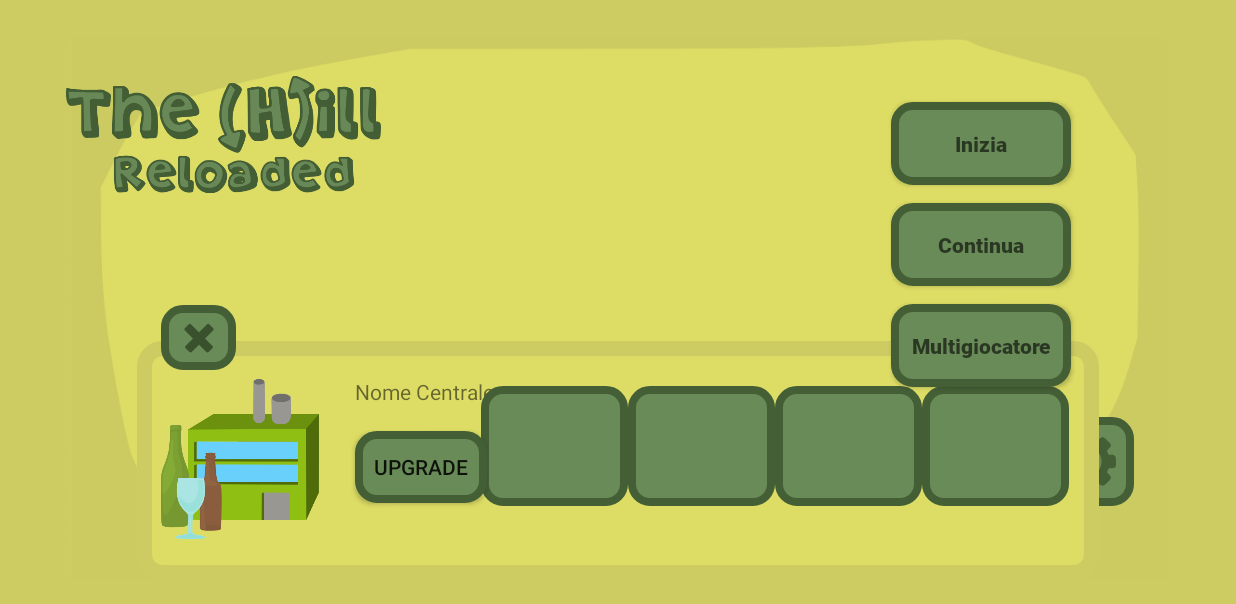
After one commit to SabP391/The_Hill_Reloaded, an Android app: the fragment GlassUnitFragment placed in its activity, on a phone screen of 824 x 412 dp (held sideways). The commit adds this screen. Shown: the top 604 px of the screen. Run offline under Robolectric (Android 15) with nearby library versions, the phone set to English and light mode, and no system bars; 1 statement that could not run was skipped.

Commit message:
Aggiunta primo fragment della gestione delle unità di riciclo (vetro).

```diff
--- a/app/src/main/java/com/example/thehillreloaded/GameActivity.java
+++ b/app/src/main/java/com/example/thehillreloaded/GameActivity.java
@@ -33,6 +33,9 @@
     //boolean per controllare lo stato degli effetti sonori nelle shared preferences
     boolean SFXattivi;
 
+    int menuFragID;
+    int menuBottID;
+
     Intent effettiSonori;
 
     @Override
@@ -58,6 +61,7 @@
         LinearLayout menuLayout = new LinearLayout(this);
         FragmentContainerView menuFragment = new FragmentContainerView(this);
         menuFragment.setId(View.generateViewId());
+        menuFragID = menuFragment.getId();
         LinearLayout.LayoutParams pr = new LinearLayout.LayoutParams
                 (LinearLayout.LayoutParams.MATCH_PARENT, LinearLayout.LayoutParams.MATCH_PARENT);
         menuFragment.setLayoutParams(pr);
@@ -73,7 +77,18 @@
         pauseFragment.setLayoutParams(pr1);
         pauseFragment.setVisibility(View.GONE);
         pauseLayout.addView(pauseFragment);
+        //fragment menu gestione centrali di riciclo
+        LinearLayout manageLayout = new LinearLayout(this);
+        FragmentContainerView manageFragment = new FragmentContainerView(this);
+        manageFragment.setId(View.generateViewId());
+        LinearLayout.LayoutParams pr4 = new LinearLayout.LayoutParams
+                (LinearLayout.LayoutParams.MATCH_PARENT, LinearLayout.LayoutParams.MATCH_PARENT);
+        pr4.gravity = Gravity.BOTTOM;
+        manageFragment.setLayoutParams(pr4);
+        manageFragment.setVisibility(View.GONE);
+        manageLayout.addView(manageFragment);
 
+        // PARAMETRI BOTTONI -----------------------------------------------------------------------
         //parametri bottoneMenu
         LinearLayout.LayoutParams pr2 = new LinearLayout.LayoutParams
                 (LinearLayout.LayoutParams.WRAP_CONTENT, LinearLayout.LayoutParams.WRAP_CONTENT);
@@ -83,6 +98,8 @@
         bottoneMenu.setPadding(30, 30, 30, 40);
         bottoneMenu.setBackgroundResource(R.drawable.bottoni_personalizzati);
         bottoneMenu.setLayoutParams(pr2);
+        bottoneMenu.setId(View.generateViewId());
+        menuBottID = bottoneMenu.getId();
         //parametri bottonePausa
         LinearLayout.LayoutParams pr3 = new LinearLayout.LayoutParams
                 (LinearLayout.LayoutParams.WRAP_CONTENT, LinearLayout.LayoutParams.WRAP_CONTENT);
@@ -107,8 +124,6 @@
 
         //impostazione contentView al FrameLayout (contiene gli altri elementi)
         setContentView(frame);
-
-
 
 
         // AZIONI DEI BOTTONI ----------------------------------------------------------------------
@@ -151,14 +166,12 @@
     @Override
     protected void onStart() {
         super.onStart();
-
         //getSharedPreferences può essere chiamato solo DOPO l'onCreate di un'attività
         pref = getApplicationContext().getSharedPreferences("HillR_pref", MODE_PRIVATE);
         editor = pref.edit();
         SFXattivi = pref.getBoolean("SFX_attivi", true);
         //binding del service per gli effetti sonori
         bindService(effettiSonori, soundServiceConnection, Context.BIND_AUTO_CREATE);
-
     }
 
     @Override
@@ -211,4 +224,24 @@
 
     @Override
     public void suonoBottoni() {  if(SFXattivi){ soundService.suonoBottoni(); } }
+
+    //Metodi OnClick per le diverse centrali
+    public void onClickMenuVetro(View view){
+        if(SFXattivi){ soundService.suonoBottoni(); }
+        findViewById(menuBottID).setVisibility(View.GONE);
+        FragmentTransaction fmt = getSupportFragmentManager().beginTransaction();
+        fmt.setCustomAnimations(R.anim.slide_up, R.anim.slide_down);
+        fmt.replace(menuFragID, new GlassUnitFragment());
+        fmt.addToBackStack("vetro");
+        fmt.commit();
+    }
+
+    public void onClickEsciDaMenu(View view){
+        if(SFXattivi){ soundService.suonoBottoni(); }
+        if (getSupportFragmentManager().getBackStackEntryCount() > 0) {
+            getSupportFragmentManager().popBackStackImmediate();
+            findViewById(menuBottID).setVisibility(View.VISIBLE);
+            GameManager.getInstance().unPause();
+        }
+    }
 }
--- /dev/null
+++ b/app/src/main/java/com/example/thehillreloaded/GlassUnitFragment.java
@@ -0,0 +1,64 @@
+package com.example.thehillreloaded;
+
+import android.os.Bundle;
+
+import androidx.fragment.app.Fragment;
+
+import android.view.LayoutInflater;
+import android.view.View;
+import android.view.ViewGroup;
+
+/**
+ * A simple {@link Fragment} subclass.
+ * Use the {@link GlassUnitFragment#newInstance} factory method to
+ * create an instance of this fragment.
+ */
+public class GlassUnitFragment extends Fragment {
+
+    // TODO: Rename parameter arguments, choose names that match
+    // the fragment initialization parameters, e.g. ARG_ITEM_NUMBER
+    private static final String ARG_PARAM1 = "param1";
+    private static final String ARG_PARAM2 = "param2";
+
+    // TODO: Rename and change types of parameters
+    private String mParam1;
+    private String mParam2;
+
+    public GlassUnitFragment() {
+        // Required empty public constructor
+    }
+
+    /**
+     * Use this factory method to create a new instance of
+     * this fragment using the provided parameters.
+     *
+     * @param param1 Parameter 1.
+     * @param param2 Parameter 2.
+     * @return A new instance of fragment GlassUnitFragment.
+     */
+    // TODO: Rename and change types and number of parameters
+    public static GlassUnitFragment newInstance(String param1, String param2) {
+        GlassUnitFragment fragment = new GlassUnitFragment();
+        Bundle args = new Bundle();
+        args.putString(ARG_PARAM1, param1);
+        args.putString(ARG_PARAM2, param2);
+        fragment.setArguments(args);
+        return fragment;
+    }
+
+    @Override
+    public void onCreate(Bundle savedInstanceState) {
+        super.onCreate(savedInstanceState);
+        if (getArguments() != null) {
+            mParam1 = getArguments().getString(ARG_PARAM1);
+            mParam2 = getArguments().getString(ARG_PARAM2);
+        }
+    }
+
+    @Override
+    public View onCreateView(LayoutInflater inflater, ViewGroup container,
+                             Bundle savedInstanceState) {
+        // Inflate the layout for this fragment
+        return inflater.inflate(R.layout.fragment_glass_unit, container, false);
+    }
+}
--- /dev/null
+++ b/app/src/main/res/layout/fragment_glass_unit.xml
@@ -0,0 +1,100 @@
+<?xml version="1.0" encoding="utf-8"?>
+<androidx.constraintlayout.widget.ConstraintLayout xmlns:android="http://schemas.android.com/apk/res/android"
+    xmlns:app="http://schemas.android.com/apk/res-auto"
+    xmlns:tools="http://schemas.android.com/tools"
+    android:id="@+id/frameLayout7"
+    android:layout_width="match_parent"
+    android:layout_height="match_parent"
+    tools:context=".GlassUnitFragment">
+
+    <ImageView
+        android:id="@+id/imageView18"
+        android:layout_width="match_parent"
+        android:layout_height="159dp"
+        android:background="@drawable/stile_fragment_background"
+        app:layout_constraintBottom_toBottomOf="parent"
+        app:layout_constraintEnd_toEndOf="parent"
+        app:layout_constraintStart_toStartOf="parent" />
+
+    <ImageView
+        android:id="@+id/imageView19"
+        android:layout_width="105dp"
+        android:layout_height="125dp"
+        android:layout_marginStart="16dp"
+        android:layout_marginTop="16dp"
+        android:src="@drawable/asset2_fab_verde_vetro"
+        app:layout_constraintStart_toStartOf="@+id/imageView18"
+        app:layout_constraintTop_toTopOf="@+id/imageView18" />
+
+    <TextView
+        android:id="@+id/textView5"
+        android:layout_width="wrap_content"
+        android:layout_height="wrap_content"
+        android:layout_marginStart="24dp"
+        android:layout_marginTop="24dp"
+        android:text="Nome Centrale"
+        app:layout_constraintStart_toEndOf="@+id/imageView19"
+        app:layout_constraintTop_toTopOf="@+id/imageView18" />
+
+    <ImageButton
+        android:id="@+id/imageButton"
+        android:layout_width="98dp"
+        android:layout_height="80dp"
+        android:layout_marginTop="30dp"
+        app:layout_constraintEnd_toStartOf="@+id/imageButton2"
+        app:layout_constraintTop_toTopOf="@+id/imageView18"
+        android:background="@drawable/bottoni_personalizzati" />
+
+    <ImageButton
+        android:id="@+id/imageButton2"
+        android:layout_width="98dp"
+        android:layout_height="80dp"
+        android:layout_marginTop="30dp"
+        app:layout_constraintEnd_toStartOf="@+id/imageButton3"
+        app:layout_constraintTop_toTopOf="@+id/imageView18"
+        android:background="@drawable/bottoni_personalizzati" />
+
+    <ImageButton
+        android:id="@+id/imageButton3"
+        android:layout_width="98dp"
+        android:layout_height="80dp"
+        android:layout_marginTop="30dp"
+        app:layout_constraintEnd_toStartOf="@+id/imageButton4"
+        app:layout_constraintTop_toTopOf="@+id/imageView18"
+        android:background="@drawable/bottoni_personalizzati" />
+
+    <ImageButton
+        android:id="@+id/imageButton4"
+        android:layout_width="98dp"
+        android:layout_height="80dp"
+        android:layout_marginTop="30dp"
+        android:layout_marginEnd="20dp"
+        app:layout_constraintEnd_toEndOf="@+id/imageView18"
+        app:layout_constraintTop_toTopOf="@+id/imageView18"
+        android:background="@drawable/bottoni_personalizzati" />
+
+    <ImageButton
+        android:id="@+id/imageButton5"
+        android:layout_width="50dp"
+        android:layout_height="43dp"
+        android:layout_marginStart="16dp"
+        android:layout_marginBottom="140dp"
+        android:background="@drawable/bottoni_personalizzati"
+        android:onClick="onClickEsciDaMenu"
+        android:src="@android:drawable/ic_delete"
+        android:tint="@color/verde_scuro"
+        app:layout_constraintBottom_toBottomOf="@+id/imageView18"
+        app:layout_constraintStart_toStartOf="@+id/imageView18" />
+
+    <android.widget.Button
+        android:id="@+id/button"
+        android:layout_width="wrap_content"
+        android:layout_height="wrap_content"
+        android:layout_marginStart="24dp"
+        android:layout_marginTop="60dp"
+        android:background="@drawable/bottoni_personalizzati"
+        android:text="UPGRADE"
+        app:layout_constraintStart_toEndOf="@+id/imageView19"
+        app:layout_constraintTop_toTopOf="@+id/imageView18" />
+
+</androidx.constraintlayout.widget.ConstraintLayout>
--- a/app/src/main/res/layout/fragment_in_game_menu.xml
+++ b/app/src/main/res/layout/fragment_in_game_menu.xml
@@ -41,6 +41,7 @@
         android:layout_marginStart="88dp"
         android:layout_marginTop="40dp"
         android:background="@drawable/bottoni_personalizzati"
+        android:onClick="onClickMenuVetro"
         android:paddingHorizontal="12dp"
         android:paddingVertical="12dp"
         android:src="@drawable/ic_menu_di_gioco"
--- a/app/src/main/res/values/strings.xml
+++ b/app/src/main/res/values/strings.xml
@@ -37,6 +37,4 @@
     <string name="messaggio_gps">Il GPS è disattivato. Vuoi attivarlo?</string>
     <string name="vai_impostazioni">Vai alle impostazioni</string>
     <string name="annulla">Annulla</string>
-    <!-- TODO: Remove or change this placeholder text -->
-    <!-- TODO: Remove or change this placeholder text -->
 </resources>
```
